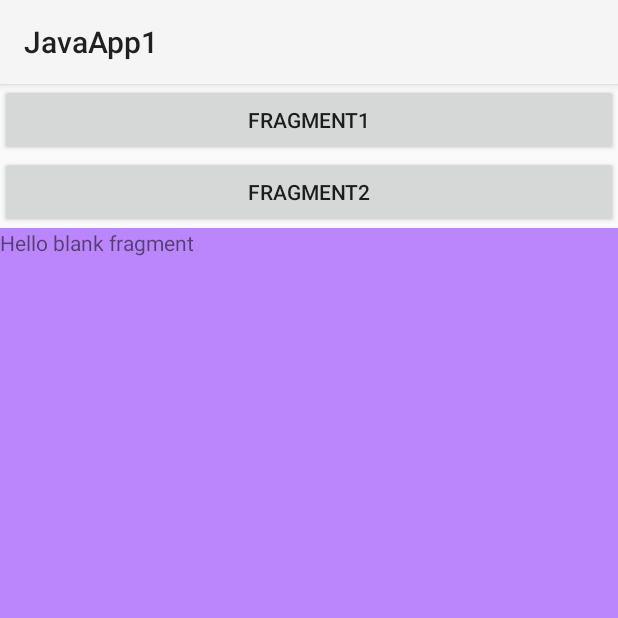
After one commit to viking736/AndroidJavaApp, an Android app: the fragment Fragment2 placed in its activity, on a phone screen of 412 x 824 dp, the top half of it. The commit adds this screen. Run offline under Robolectric (Android 15) with nearby library versions, the phone set to English and light mode, and no system bars.

Commit message:
fragments

```diff
--- a/app/build.gradle
+++ b/app/build.gradle
@@ -33,6 +33,7 @@ dependencies {
     implementation 'androidx.appcompat:appcompat:1.2.0'
     implementation 'com.google.android.material:material:1.3.0'
     implementation 'androidx.constraintlayout:constraintlayout:2.0.4'
+    implementation 'androidx.legacy:legacy-support-v4:1.0.0'
     testImplementation 'junit:junit:4.+'
     androidTestImplementation 'androidx.test.ext:junit:1.1.2'
     androidTestImplementation 'androidx.test.espresso:espresso-core:3.3.0'
--- a/app/src/main/AndroidManifest.xml
+++ b/app/src/main/AndroidManifest.xml
@@ -9,6 +9,13 @@
         android:roundIcon="@mipmap/ic_launcher_round"
         android:supportsRtl="true"
         android:theme="@style/Theme.JavaApp1">
+        <activity android:name=".MainActivity5">
+            <intent-filter>
+                <action android:name="com.example.javaapp1.MainActivity" />
+
+                <category android:name="android.intent.category.LAUNCHER" />
+            </intent-filter>
+        </activity>
         <activity android:name=".MainActivity4">
             <intent-filter>
                 <action android:name="com.example.javaapp1.MainActivity" />
--- /dev/null
+++ b/app/src/main/java/com/example/javaapp1/Fragment1.java
@@ -0,0 +1,19 @@
+package com.example.javaapp1;
+
+import android.os.Bundle;
+
+import androidx.fragment.app.Fragment;
+
+import android.view.LayoutInflater;
+import android.view.View;
+import android.view.ViewGroup;
+
+public class Fragment1 extends Fragment {
+
+    @Override
+    public View onCreateView(LayoutInflater inflater, ViewGroup container,
+                             Bundle savedInstanceState) {
+        // Inflate the layout for this fragment
+        return inflater.inflate(R.layout.fragment_1, container, false);
+    }
+}
--- /dev/null
+++ b/app/src/main/java/com/example/javaapp1/Fragment2.java
@@ -0,0 +1,21 @@
+package com.example.javaapp1;
+
+import android.os.Bundle;
+
+import androidx.fragment.app.Fragment;
+
+import android.view.LayoutInflater;
+import android.view.View;
+import android.view.ViewGroup;
+
+
+public class Fragment2 extends Fragment {
+
+
+    @Override
+    public View onCreateView(LayoutInflater inflater, ViewGroup container,
+                             Bundle savedInstanceState) {
+        // Inflate the layout for this fragment
+        return inflater.inflate(R.layout.fragment_2, container, false);
+    }
+}
--- /dev/null
+++ b/app/src/main/java/com/example/javaapp1/MainActivity5.java
@@ -0,0 +1,35 @@
+package com.example.javaapp1;
+
+import androidx.appcompat.app.AppCompatActivity;
+import androidx.fragment.app.Fragment;
+import androidx.fragment.app.FragmentManager;
+import androidx.fragment.app.FragmentTransaction;
+
+import android.os.Bundle;
+import android.view.View;
+
+public class MainActivity5 extends AppCompatActivity {
+
+    @Override
+    protected void onCreate(Bundle savedInstanceState) {
+        super.onCreate(savedInstanceState);
+        setContentView(R.layout.activity_main5);
+    }
+
+    public void change(View v){
+        Fragment fragment = null;
+        switch (v.getId()){
+            case R.id.button8:
+                fragment = new Fragment1();
+                break;
+            case R.id.button7:
+                fragment = new Fragment2();
+                break;
+        }
+        FragmentManager fm = getSupportFragmentManager();
+        FragmentTransaction ft = fm.beginTransaction();
+        ft.replace(R.id.first_place, fragment);
+        ft.commit();
+
+    }
+}
--- /dev/null
+++ b/app/src/main/res/layout/activity_main5.xml
@@ -0,0 +1,30 @@
+<?xml version="1.0" encoding="utf-8"?>
+<LinearLayout xmlns:android="http://schemas.android.com/apk/res/android"
+    xmlns:app="http://schemas.android.com/apk/res-auto"
+    xmlns:tools="http://schemas.android.com/tools"
+    android:layout_width="match_parent"
+    android:layout_height="match_parent"
+    android:orientation="vertical"
+    tools:context=".MainActivity5" >
+
+    <Button
+        android:id="@+id/button8"
+        android:layout_width="match_parent"
+        android:layout_height="wrap_content"
+        android:text="fragment1"
+        android:onClick="change"/>
+
+    <Button
+        android:id="@+id/button7"
+        android:layout_width="match_parent"
+        android:layout_height="wrap_content"
+        android:text="fragment2"
+        android:onClick="change"/>
+
+    <fragment
+        android:id="@+id/first_place"
+        android:layout_width="match_parent"
+        android:layout_height="match_parent"
+        android:name="com.example.javaapp1.Fragment1"/>
+
+</LinearLayout>
--- /dev/null
+++ b/app/src/main/res/layout/fragment_1.xml
@@ -0,0 +1,15 @@
+<?xml version="1.0" encoding="utf-8"?>
+<FrameLayout xmlns:android="http://schemas.android.com/apk/res/android"
+    xmlns:tools="http://schemas.android.com/tools"
+    android:layout_width="match_parent"
+    android:layout_height="match_parent"
+    android:background="@color/purple_500"
+    tools:context=".Fragment1">
+
+    <!-- TODO: Update blank fragment layout -->
+    <TextView
+        android:layout_width="match_parent"
+        android:layout_height="match_parent"
+        android:text="@string/hello_blank_fragment" />
+
+</FrameLayout>
--- /dev/null
+++ b/app/src/main/res/layout/fragment_2.xml
@@ -0,0 +1,15 @@
+<?xml version="1.0" encoding="utf-8"?>
+<FrameLayout xmlns:android="http://schemas.android.com/apk/res/android"
+    xmlns:tools="http://schemas.android.com/tools"
+    android:layout_width="match_parent"
+    android:layout_height="match_parent"
+    android:background="@color/purple_200"
+    tools:context=".Fragment2">
+
+    <!-- TODO: Update blank fragment layout -->
+    <TextView
+        android:layout_width="match_parent"
+        android:layout_height="match_parent"
+        android:text="@string/hello_blank_fragment" />
+
+</FrameLayout>
--- a/app/src/main/res/values/colors.xml
+++ b/app/src/main/res/values/colors.xml
@@ -6,5 +6,7 @@
     <color name="teal_200">#FF03DAC5</color>
     <color name="teal_700">#FF018786</color>
     <color name="black">#FF000000</color>
+    <color name="white1">#FAFAFA</color>
     <color name="white">#FFFFFFFF</color>
+
 </resources>
--- a/app/src/main/res/values/strings.xml
+++ b/app/src/main/res/values/strings.xml
@@ -1,3 +1,5 @@
 <resources>
     <string name="app_name">JavaApp1</string>
+    <!-- TODO: Remove or change this placeholder text -->
+    <string name="hello_blank_fragment">Hello blank fragment</string>
 </resources>
```
